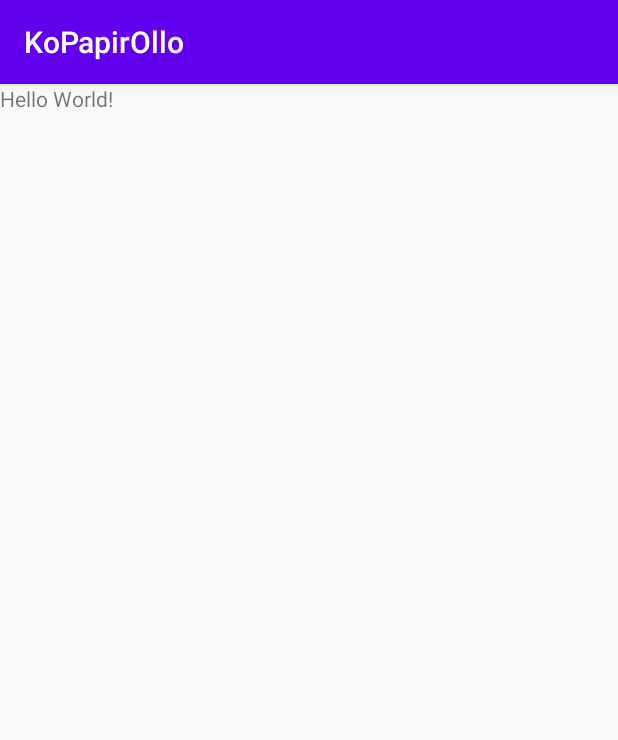
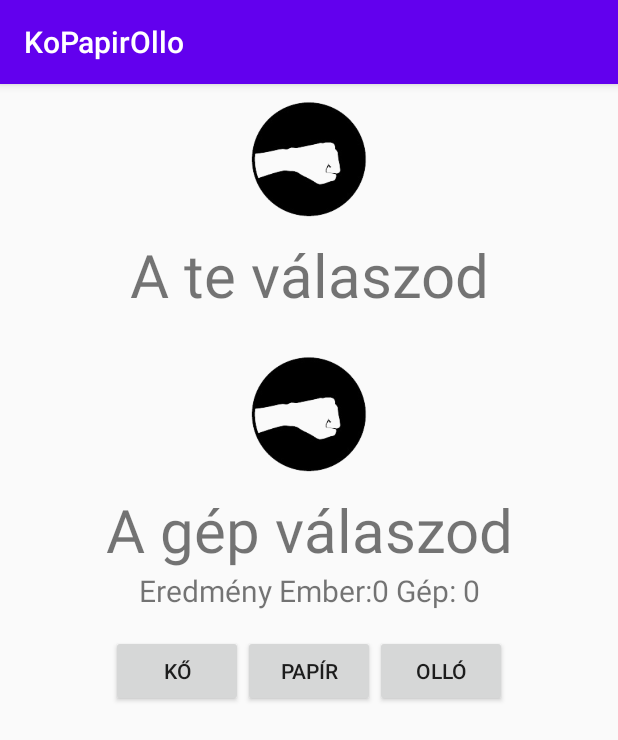
Before and after one commit to bbjpni/KoPapirOllo, an Android app: the screen it shows after launch (MainActivity), on a phone screen of 412 x 824 dp. Shown: the top 740 px of the screen. Run offline under Robolectric (Android 15) with nearby library versions, the light colour scheme and no system bars.

Commit message:
Inteface done

```diff
--- a/app/src/main/res/layout/activity_main.xml
+++ b/app/src/main/res/layout/activity_main.xml
@@ -1,18 +1,77 @@
 <?xml version="1.0" encoding="utf-8"?>
-<RelativeLayout xmlns:android="http://schemas.android.com/apk/res/android"
+<LinearLayout xmlns:android="http://schemas.android.com/apk/res/android"
     xmlns:app="http://schemas.android.com/apk/res-auto"
     xmlns:tools="http://schemas.android.com/tools"
     android:layout_width="match_parent"
     android:layout_height="match_parent"
-    tools:context=".MainActivity">
+    tools:context=".MainActivity"
+    android:orientation="vertical">
 
-    <TextView
+    <LinearLayout
+        android:layout_width="match_parent"
+        android:layout_height="wrap_content"
+        android:orientation="vertical">
+        <ImageView
+            android:layout_width="100dp"
+            android:layout_height="100dp"
+            android:id="@+id/imgHuman"
+            android:src="@drawable/rock"
+            android:layout_gravity="center"
+            />
+        <TextView
+            android:layout_width="match_parent"
+            android:layout_height="wrap_content"
+            android:textSize="40dp"
+            android:text="A te válaszod"
+            android:gravity="center"
+            />
+
+        <ImageView
+            android:layout_width="100dp"
+            android:layout_height="100dp"
+            android:id="@+id/imgComputer"
+            android:src="@drawable/rock"
+            android:layout_gravity="center"
+            android:layout_marginTop="16dp"
+            />
+        <TextView
+            android:layout_width="match_parent"
+            android:layout_height="wrap_content"
+            android:textSize="40dp"
+            android:text="A gép válaszod"
+            android:gravity="center"
+            />
+        <TextView
+            android:layout_width="match_parent"
+            android:layout_height="wrap_content"
+            android:textSize="20dp"
+            android:text="Eredmény Ember:0 Gép: 0"
+            android:gravity="center"
+            />
+
+
+    </LinearLayout>
+
+    <LinearLayout
+        android:layout_width="wrap_content"
+        android:layout_gravity="center"
+        android:layout_height="wrap_content"
+        android:layout_marginTop="16dp">
+        <Button
         android:layout_width="wrap_content"
         android:layout_height="wrap_content"
-        android:text="Hello World!"
-        app:layout_constraintBottom_toBottomOf="parent"
-        app:layout_constraintLeft_toLeftOf="parent"
-        app:layout_constraintRight_toRightOf="parent"
-        app:layout_constraintTop_toTopOf="parent" />
+            android:text="KŐ">
+        </Button>
+        <Button
+            android:layout_width="wrap_content"
+            android:layout_height="wrap_content"
+            android:text="PAPÍR">
+        </Button>
+        <Button
+            android:layout_width="wrap_content"
+            android:layout_height="wrap_content"
+            android:text="OLLÓ">
+        </Button>
+    </LinearLayout>
 
-</RelativeLayout>
+</LinearLayout>
```
Also changed, not shown: app/src/main/res/drawable/paper.png (added), app/src/main/res/drawable/rock.png (added), app/src/main/res/drawable/scissors.png (added).
